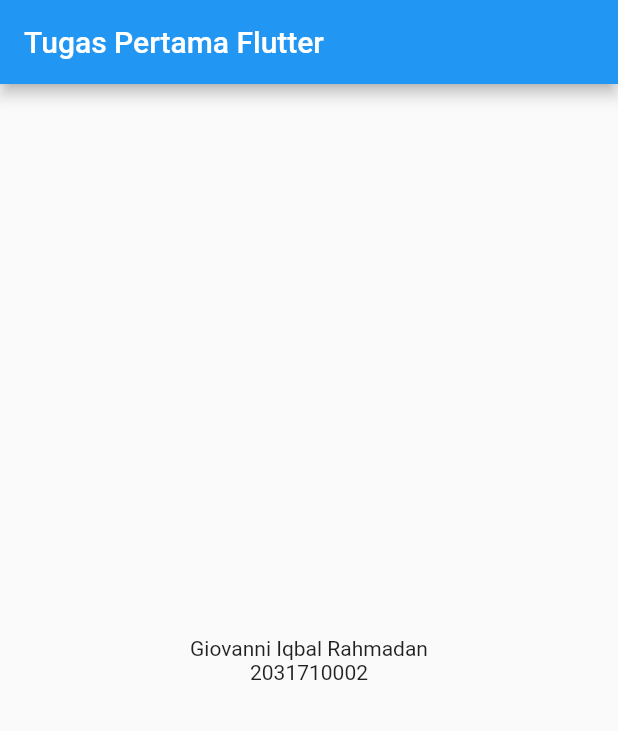
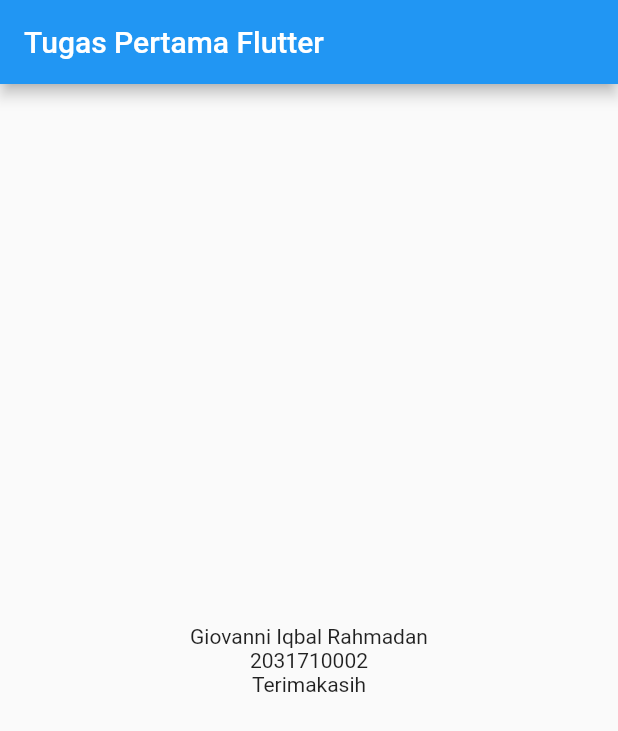
Before and after one commit to Treenzzgod/flutter_application_1, a Flutter app: the screen it shows after launch, on a phone screen of 412 x 824 dp. Shown: the top 731 px of the screen. Run offline on Flutter 3.47's test engine with Material 2 defaults, Android fonts, the phone set to English and light mode, and no system bars.

Commit message:
row dan column widget

```diff
--- a/lib/main.dart
+++ b/lib/main.dart
@@ -10,12 +10,15 @@ class MyApp extends StatelessWidget {
         appBar: AppBar(
           title: Text("Tugas Pertama Flutter"),
         ),
-        body: Column(
-          mainAxisAlignment: MainAxisAlignment.center,
-          children: <Widget>[
-            Center(child: Text("Giovanni Iqbal Rahmadan")),
-            Center(child: Text("2031710002"))
-          ],
+        body: Center(
+          child: Column(
+            mainAxisAlignment: MainAxisAlignment.center,
+            children: <Widget>[
+              Text("Giovanni Iqbal Rahmadan"),
+              Text("2031710002"),
+              Text("Terimakasih")
+            ],
+          ),
         ),
       ),
     );
```
